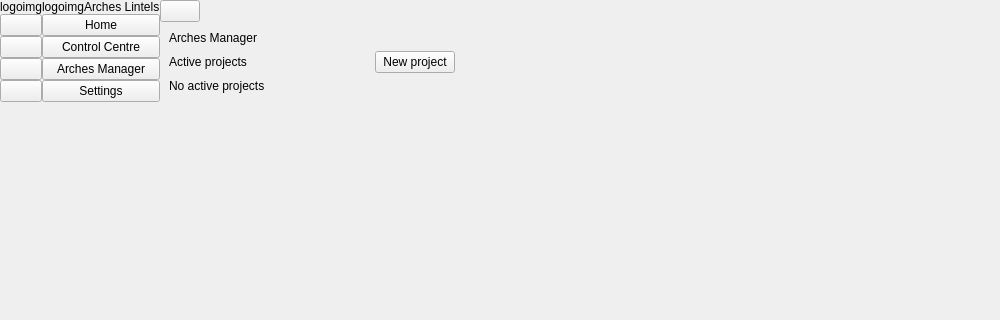
This is arches_lintels/ui/ui_mainwindow.ui in k-int/arches-lintels as Qt 5 draws it before an edit; both pictures show x 0 to 1000 and y 0 to 320 of the 1000 by 600 pixel window. The edited form follows.
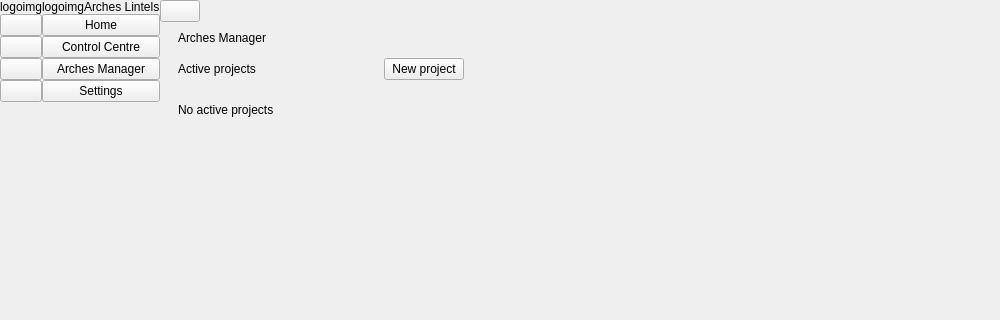
This is the edited form. The open tabs and pages were chosen to show the change.

Commit message: Sort out spacing on Arches manager page

Patch:
```diff
--- a/arches_lintels/ui/ui_mainwindow.ui
+++ b/arches_lintels/ui/ui_mainwindow.ui
@@ -582,6 +582,12 @@
              </widget>
              <widget class="QWidget" name="archesPage">
               <layout class="QVBoxLayout" name="verticalLayout_8">
+               <property name="leftMargin">
+                <number>18</number>
+               </property>
+               <property name="rightMargin">
+                <number>18</number>
+               </property>
                <item>
                 <widget class="QLabel" name="archesManagerLabel">
                  <property name="text">
@@ -590,7 +596,22 @@
                 </widget>
                </item>
                <item>
-                <layout class="QHBoxLayout" name="horizontalLayout_6">
+                <widget class="QWidget" name="activeNewProjectsWidget" native="true">
+                 <layout class="QVBoxLayout" name="verticalLayout_15">
+                  <property name="leftMargin">
+                   <number>0</number>
+                  </property>
+                  <property name="topMargin">
+                   <number>7</number>
+                  </property>
+                  <property name="rightMargin">
+                   <number>10</number>
+                  </property>
+                  <property name="bottomMargin">
+                   <number>10</number>
+                  </property>
+                  <item>
+                   <layout class="QHBoxLayout" name="activeNewProjectsLayout">
                  <item>
                   <widget class="QLabel" name="activeProjectsLabel">
                    <property name="minimumSize">
@@ -626,13 +647,31 @@
                  </item>
                 </layout>
                </item>
+                 </layout>
+                </widget>
+               </item>
+               <item>
+                <widget class="QWidget" name="projectLayoutWidget" native="true">
+                 <layout class="QVBoxLayout" name="verticalLayout_14">
+                  <property name="leftMargin">
+                   <number>0</number>
+                  </property>
+                  <property name="topMargin">
+                   <number>7</number>
+                  </property>
+                  <property name="rightMargin">
+                   <number>10</number>
+                  </property>
+                  <property name="bottomMargin">
+                   <number>10</number>
+                  </property>
                <item>
                 <layout class="QVBoxLayout" name="projectLayout">
                  <item>
                   <widget class="QWidget" name="noActiveProjectsLayout" native="true">
                    <layout class="QVBoxLayout" name="verticalLayout_10">
                     <property name="spacing">
-                     <number>0</number>
+                        <number>7</number>
                     </property>
                     <property name="leftMargin">
                      <number>0</number>
@@ -657,6 +696,9 @@
                   </widget>
                  </item>
                 </layout>
+                  </item>
+                 </layout>
+                </widget>
                </item>
                <item>
                 <spacer name="verticalSpacer_5">
```
Left out of the diff: 8 changed lines with no effect on the pictures. Lines whose indentation alone changed are shown as unchanged. The commit also changes 1 other file.
